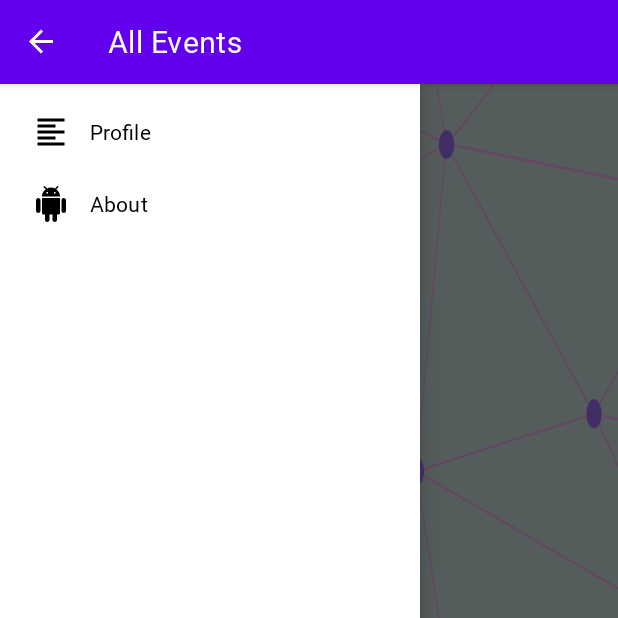
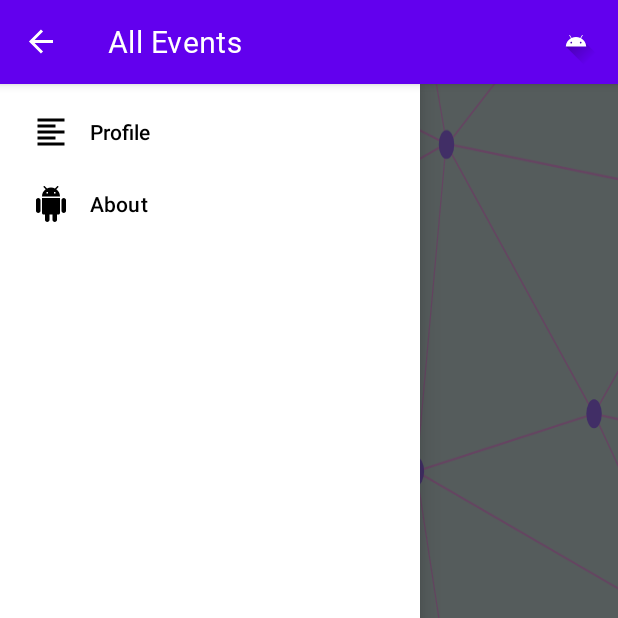
Before and after one commit to BEX-Events-Android/Frontend, an Android app: the EventsListFragment screen opened through its navigation route, in the side drawer, after a tap on "About", on a phone screen of 412 x 824 dp, the top half of it. Run offline under Robolectric (Android 15) with nearby library versions, the phone set to English and light mode, and no system bars; our stand-ins replace navigation-ui; libraries missing offline, so code that uses them is left out: com.jakewharton.retrofit2; 2 statements that could not run were skipped.

Commit message:
Profile Mock Add

```diff
--- a/app/src/main/java/com/example/db_events/EventsListFragment.kt
+++ b/app/src/main/java/com/example/db_events/EventsListFragment.kt
@@ -1,15 +1,15 @@
 package com.example.db_events
 
+import android.R
 import android.os.Bundle
-import android.view.LayoutInflater
-import android.view.View
-import android.view.ViewGroup
+import android.view.*
 import androidx.appcompat.app.AppCompatActivity
 import androidx.core.os.bundleOf
 import androidx.fragment.app.Fragment
 import androidx.lifecycle.ViewModelProvider
 import androidx.navigation.findNavController
 import com.example.db_events.databinding.FragmentEventsListBinding
+
 
 class EventsListFragment : Fragment(), EventAdapter.Callback {
     private lateinit var binding: FragmentEventsListBinding
@@ -19,11 +19,28 @@ class EventsListFragment : Fragment(), EventAdapter.Callback {
         inflater: LayoutInflater, container: ViewGroup?,
         savedInstanceState: Bundle?
     ): View {
+        setHasOptionsMenu(true)
         binding = FragmentEventsListBinding.inflate(inflater, container, false)
 
         subscribeToVM()
 
         return binding.root
+    }
+
+    override fun onCreateOptionsMenu(menu: Menu, inflater: MenuInflater) {
+        inflater.inflate(com.example.db_events.R.menu.profile_menu, menu)
+        super.onCreateOptionsMenu(menu, inflater)
+    }
+
+    override fun onOptionsItemSelected(item: MenuItem): Boolean {
+        return (when(item.itemId) {
+            com.example.db_events.R.id.show_profile -> {
+                view?.findNavController()?.navigate(com.example.db_events.R.id.action_eventsListFragment_to_profileFragment)
+                true
+            }
+            else ->
+                super.onOptionsItemSelected(item)
+        })
     }
 
     private fun subscribeToVM() {
@@ -38,7 +55,7 @@ class EventsListFragment : Fragment(), EventAdapter.Callback {
     override fun onItemClicked(itemId: String) {
         val bundle = bundleOf("id" to itemId)
         view?.findNavController()
-            ?.navigate(R.id.action_eventsListFragment_to_detailedEventFragment, bundle)
+            ?.navigate(com.example.db_events.R.id.action_eventsListFragment_to_detailedEventFragment, bundle)
     }
 
     override fun onResume() {
--- a/app/src/main/java/com/example/db_events/ProfileFragment.kt
+++ b/app/src/main/java/com/example/db_events/ProfileFragment.kt
@@ -1,7 +1,61 @@
 package com.example.db_events
 
+import android.R
+import android.os.Bundle
+import android.view.LayoutInflater
+import android.view.View
+import android.view.ViewGroup
+import androidx.core.os.bundleOf
 import androidx.fragment.app.Fragment
+import androidx.lifecycle.ViewModelProvider
+import androidx.navigation.findNavController
+import com.example.db_events.databinding.FragmentProfileBinding
 
-class ProfileFragment : Fragment() {
+class ProfileFragment : Fragment(), EventAdapter.Callback {
 
+    private lateinit var binding: FragmentProfileBinding
+    private lateinit var viewModel: ProfileViewModel
+
+    override fun onCreateView(
+        inflater: LayoutInflater,
+        container: ViewGroup?,
+        savedInstanceState: Bundle?
+    ): View? {
+        binding = FragmentProfileBinding.inflate(inflater, container, false)
+
+        binding.signOut.setOnClickListener{view: View ->
+                signout()
+            view.findNavController().navigate(com.example.db_events.R.id.action_profileFragment_to_loginFragment)
+            }
+
+        subscribeToVM()
+
+        return binding.root
+    }
+
+    private fun subscribeToVM() {
+        viewModel = ViewModelProvider(this)[ProfileViewModel::class.java]
+        viewModel.result.observe(viewLifecycleOwner){ eventList ->
+            if (eventList.isNotEmpty()) {
+                binding.futureEventsList.adapter = EventAdapter(eventList, this)
+                binding.previousEventsList.adapter = EventAdapter(eventList, this)
+            }
+        }
+
+        viewModel.navigationEvent.observe(viewLifecycleOwner){status ->
+            if(status == true) {
+                view?.findNavController()?.navigate(com.example.db_events.R.id.action_profileFragment_to_loginFragment)
+            }
+        }
+    }
+
+    override fun onItemClicked(itemId: String) {
+        val bundle = bundleOf("id" to itemId)
+//        view?.findNavController()
+//            ?.navigate(R.id.action_eventsListFragment_to_detailedEventFragment, bundle)
+    }
+
+    private fun signout() {
+        viewModel.signOut()
+    }
 }
--- /dev/null
+++ b/app/src/main/java/com/example/db_events/ProfileViewModel.kt
@@ -0,0 +1,40 @@
+package com.example.db_events
+
+import androidx.lifecycle.LiveData
+import androidx.lifecycle.MutableLiveData
+import androidx.lifecycle.ViewModel
+import androidx.lifecycle.viewModelScope
+import com.example.db_events.network.EventsApi
+import kotlinx.coroutines.launch
+
+class ProfileViewModel : ViewModel() {
+    private val _result = MutableLiveData<List<EventModel>>()
+    val result: LiveData<List<EventModel>>
+        get() = _result
+
+    private val _navigationEvent = MutableLiveData<Boolean>()
+    val navigationEvent: LiveData<Boolean>
+        get() = _navigationEvent
+
+    init {
+        getEventList()
+    }
+
+    private fun getEventList() {
+        viewModelScope.launch {
+            val eventsResponse = EventsApi.retrofitService.getEvents(token)
+            if (eventsResponse.isNotEmpty()) {
+                _result.value = eventsResponse
+            } else {
+                // TODO error handling
+            }
+        }
+    }
+
+    fun signOut() {
+        viewModelScope.launch{
+            val eventsResponse = EventsApi.retrofitService.signOut()
+            _navigationEvent.value = eventsResponse.isSuccessful
+        }
+    }
+}
--- a/app/src/main/java/com/example/db_events/network/EventsApiService.kt
+++ b/app/src/main/java/com/example/db_events/network/EventsApiService.kt
@@ -50,6 +50,9 @@ interface EventsApiService {
     @POST("events/{id}/booking")
     suspend fun bookEvent(@Path("id") id: String, @Header("Cookie") token: String):
             Response<ResponseBody>
+
+    @POST("users/signout")
+    suspend fun signOut() : Response<ResponseBody>
 }
 
 object EventsApi {
--- /dev/null
+++ b/app/src/main/res/menu/profile_menu.xml
@@ -0,0 +1,12 @@
+<?xml version="1.0" encoding="utf-8"?>
+<menu xmlns:android="http://schemas.android.com/apk/res/android"
+    xmlns:app="http://schemas.android.com/apk/res-auto">
+
+    <item
+        android:id="@+id/show_profile"
+        android:icon="@drawable/ic_launcher_foreground"
+        app:showAsAction="always"
+        android:orderInCategory="0"
+        android:title="@string/app_name"/>
+
+</menu>
--- a/app/src/main/res/navigation/navigation.xml
+++ b/app/src/main/res/navigation/navigation.xml
@@ -34,11 +34,23 @@
         tools:layout="@layout/fragment_events_list">
         <action
             android:id="@+id/action_eventsListFragment_to_detailedEventFragment"
-            app:destination="@id/detailedEventFragment" />
+            app:destination="@id/detailedEventFragment"/>
+        <action
+            android:id="@+id/action_eventsListFragment_to_profileFragment"
+            app:destination="@id/profileFragment" />
     </fragment>
     <fragment
         android:id="@+id/detailedEventFragment"
         android:name="com.example.db_events.DetailedEventFragment"
         android:label="@string/nav_event_detail"
         tools:layout="@layout/fragment_detailed_event" />
+    <fragment
+        android:id="@+id/profileFragment"
+        android:name="com.example.db_events.ProfileFragment"
+        android:label="@string/nav_profile"
+        tools:layout="@layout/fragment_profile" >
+        <action
+            android:id="@+id/action_profileFragment_to_loginFragment"
+            app:destination="@id/loginFragment" />
+    </fragment>
 </navigation>
--- a/app/src/main/res/values/strings.xml
+++ b/app/src/main/res/values/strings.xml
@@ -16,4 +16,7 @@
     <string name="sign_out">Sign Out</string>
     <string name="previous_events">Previous Events</string>
     <string name="future_events">Future Events</string>
+    <string name="fullName_placeholder">Anghel Andrei</string>
+    <string name="email_placeholder">andrei@gmail.com</string>
+    <string name="nav_profile">Profile</string>
 </resources>
```
Also changed, not shown: app/src/main/res/layout/fragment_profile.xml (+8 -4 lines).
